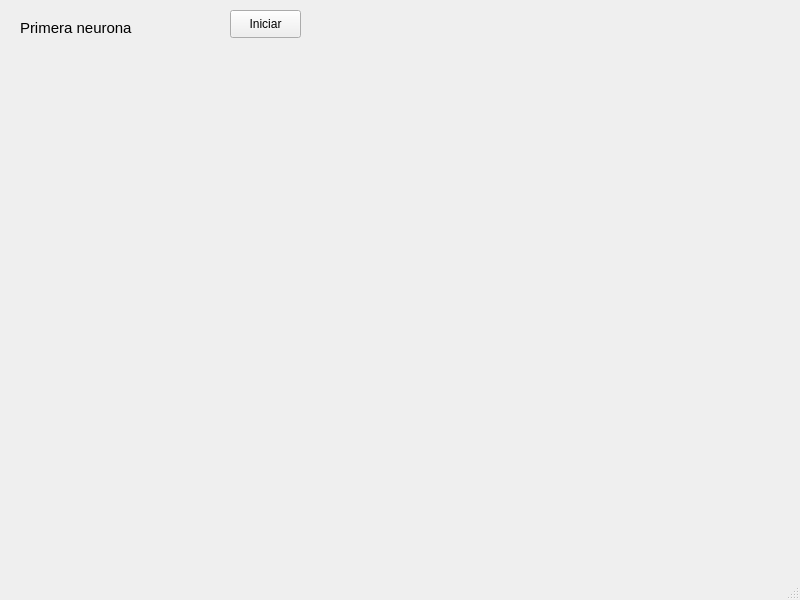
Above: vistaNeurona.ui from Elian-Tester/primera_neurona before the change. Below: the same form after it.
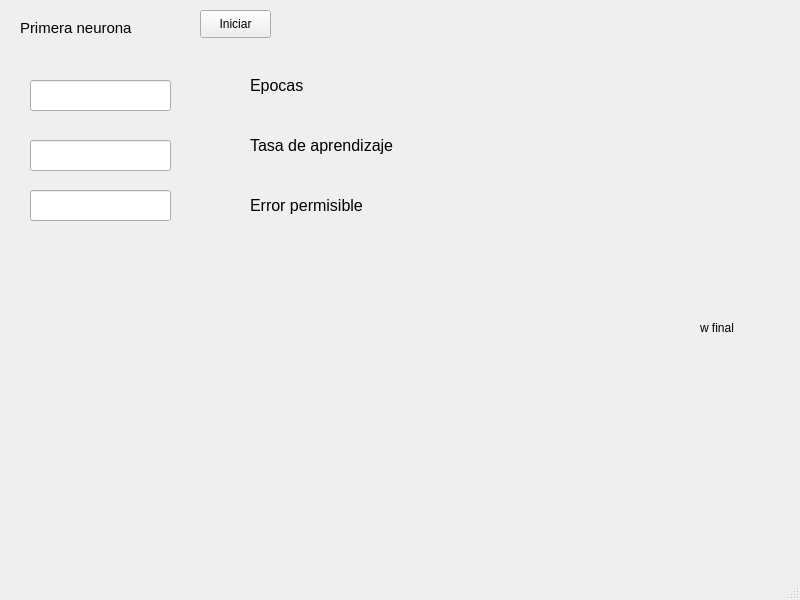
That is the form after the change.

Commit message: neurona completa, con linalg y tensorflow

What changed in the file:
```diff
--- a/vistaNeurona.ui
+++ b/vistaNeurona.ui
@@ -35,7 +35,7 @@
    <widget class="QPushButton" name="iniciar_button">
     <property name="geometry">
      <rect>
-      <x>230</x>
+      <x>200</x>
       <y>10</y>
       <width>71</width>
       <height>28</height>
@@ -45,6 +45,131 @@
      <string>Iniciar</string>
     </property>
    </widget>
+   <widget class="QLineEdit" name="tasaAprendizaje">
+    <property name="geometry">
+     <rect>
+      <x>30</x>
+      <y>140</y>
+      <width>141</width>
+      <height>31</height>
+     </rect>
+    </property>
+    <property name="font">
+     <font>
+      <pointsize>12</pointsize>
+     </font>
+    </property>
+   </widget>
+   <widget class="QLabel" name="label_2">
+    <property name="geometry">
+     <rect>
+      <x>250</x>
+      <y>130</y>
+      <width>191</width>
+      <height>31</height>
+     </rect>
+    </property>
+    <property name="font">
+     <font>
+      <pointsize>12</pointsize>
+     </font>
+    </property>
+    <property name="text">
+     <string>Tasa de aprendizaje</string>
+    </property>
+   </widget>
+   <widget class="QLineEdit" name="errorPermisible">
+    <property name="geometry">
+     <rect>
+      <x>30</x>
+      <y>190</y>
+      <width>141</width>
+      <height>31</height>
+     </rect>
+    </property>
+    <property name="font">
+     <font>
+      <pointsize>12</pointsize>
+     </font>
+    </property>
+   </widget>
+   <widget class="QLabel" name="label_3">
+    <property name="geometry">
+     <rect>
+      <x>250</x>
+      <y>190</y>
+      <width>151</width>
+      <height>31</height>
+     </rect>
+    </property>
+    <property name="font">
+     <font>
+      <pointsize>12</pointsize>
+     </font>
+    </property>
+    <property name="text">
+     <string>Error permisible</string>
+    </property>
+   </widget>
+   <widget class="QLineEdit" name="epocas">
+    <property name="geometry">
+     <rect>
+      <x>30</x>
+      <y>80</y>
+      <width>141</width>
+      <height>31</height>
+     </rect>
+    </property>
+    <property name="font">
+     <font>
+      <pointsize>12</pointsize>
+     </font>
+    </property>
+   </widget>
+   <widget class="QLabel" name="label_4">
+    <property name="geometry">
+     <rect>
+      <x>250</x>
+      <y>70</y>
+      <width>71</width>
+      <height>31</height>
+     </rect>
+    </property>
+    <property name="font">
+     <font>
+      <pointsize>12</pointsize>
+     </font>
+    </property>
+    <property name="text">
+     <string>Epocas</string>
+    </property>
+   </widget>
+   <widget class="QLabel" name="labelWfinal">
+    <property name="geometry">
+     <rect>
+      <x>50</x>
+      <y>320</y>
+      <width>621</width>
+      <height>16</height>
+     </rect>
+    </property>
+    <property name="text">
+     <string/>
+    </property>
+   </widget>
+   <widget class="QLabel" name="label_6">
+    <property name="geometry">
+     <rect>
+      <x>700</x>
+      <y>320</y>
+      <width>81</width>
+      <height>16</height>
+     </rect>
+    </property>
+    <property name="text">
+     <string>w final</string>
+    </property>
+   </widget>
   </widget>
   <widget class="QMenuBar" name="menubar">
    <property name="geometry">
```
The commit also changes 6 other files.
